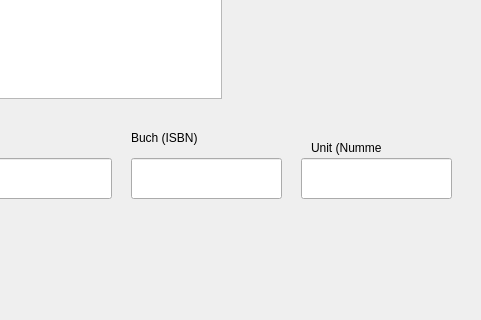
Qt form lektion.ui (anastasijabb/DatabaseGUI) before a commit; both pictures show x 399 to 880 and y 262 to 582 of the 880 by 582 pixel window.
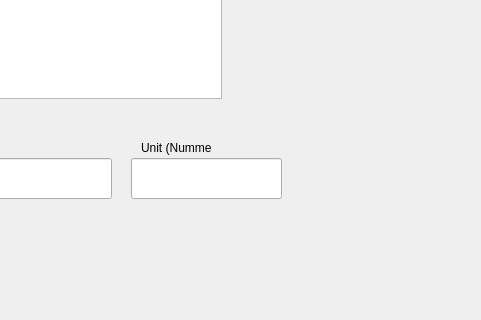
The same form after that commit.

Diff of the .ui file:
```diff
--- a/lektion.ui
+++ b/lektion.ui
@@ -75,19 +75,6 @@
     <string/>
    </property>
   </widget>
-  <widget class="QLineEdit" name="Buch">
-   <property name="geometry">
-    <rect>
-     <x>530</x>
-     <y>420</y>
-     <width>151</width>
-     <height>41</height>
-    </rect>
-   </property>
-   <property name="text">
-    <string/>
-   </property>
-  </widget>
   <widget class="QLabel" name="label">
    <property name="geometry">
     <rect>
@@ -137,23 +124,10 @@
     </rect>
    </property>
   </widget>
-  <widget class="QLabel" name="label_3">
-   <property name="geometry">
-    <rect>
-     <x>530</x>
-     <y>390</y>
-     <width>71</width>
-     <height>20</height>
-    </rect>
-   </property>
-   <property name="text">
-    <string>Buch (ISBN)</string>
-   </property>
-  </widget>
   <widget class="QLineEdit" name="Unit">
    <property name="geometry">
     <rect>
-     <x>700</x>
+     <x>530</x>
      <y>420</y>
      <width>151</width>
      <height>41</height>
@@ -166,7 +140,7 @@
   <widget class="QLabel" name="label_4">
    <property name="geometry">
     <rect>
-     <x>710</x>
+     <x>540</x>
      <y>400</y>
      <width>71</width>
      <height>20</height>
```
